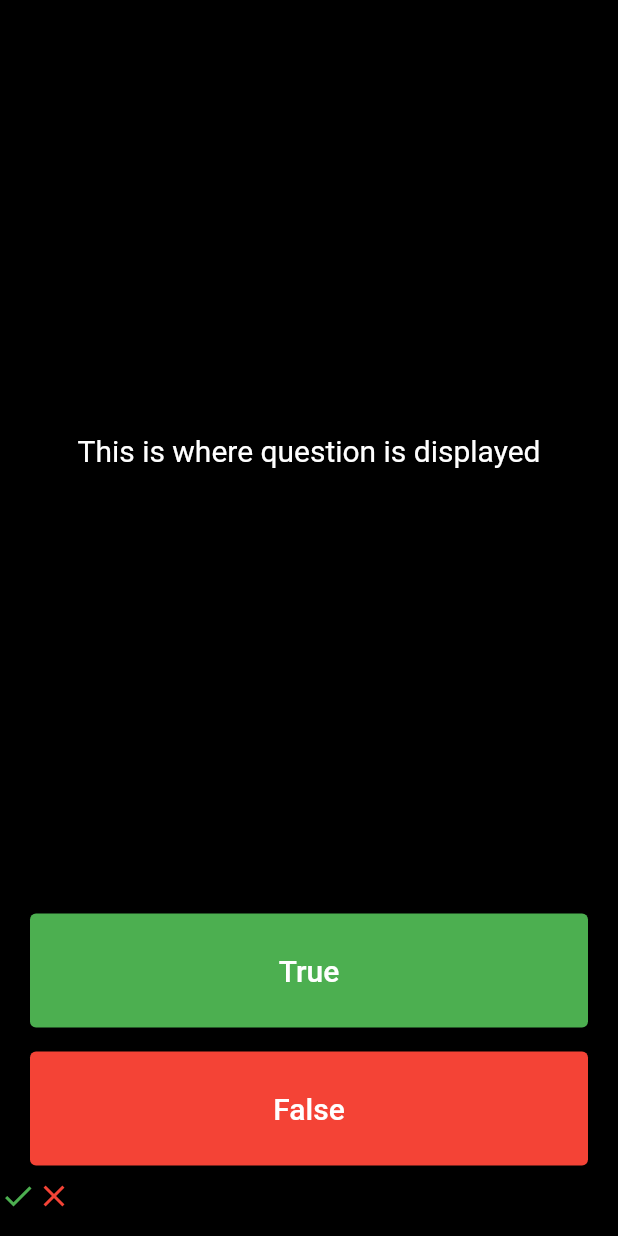
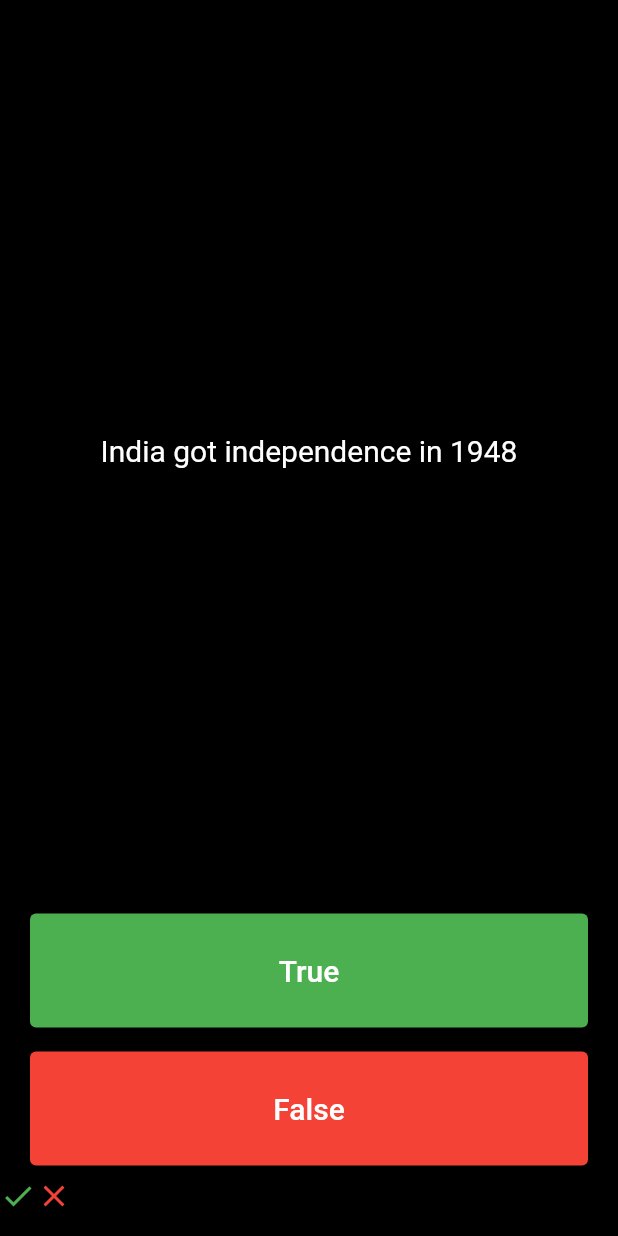
Before and after one commit to AdharshReghu/QuizzApp, a Flutter app: the screen it shows after launch, after a tap on "True", after a tap on "False", on a phone screen of 412 x 824 dp. Run offline on Flutter 3.47's test engine with Material 2 defaults, Android fonts, the phone set to English and light mode, and no system bars.

Commit message:
added question list answer list---scoretrackerror(last row to show check and cross ) is not working correctly in this commit--it is not providing output for every input

```diff
--- a/lib/main.dart
+++ b/lib/main.dart
@@ -13,6 +13,13 @@ class MyApp extends StatefulWidget {
 
 class _MyAppState extends State<MyApp> {
   List<Icon> iconlist = [];
+  List<String> questionlist = [
+    'Circles have infinite corners',
+    'Flutter is an easy framework to build both android and ios applications having different base code',
+    'India got independence in 1948'
+  ];
+  List<bool> Answers = [true, false, false];
+  int qnumber = 0;
   @override
   Widget build(BuildContext context) {
     return MaterialApp(
@@ -26,7 +33,8 @@ class _MyAppState extends State<MyApp> {
               Expanded(
                 child: Center(
                   child: Text(
-                    "This is where question is displayed",
+                    questionlist[qnumber],
+                    textAlign: TextAlign.center,
                     style: TextStyle(fontSize: 20, color: Colors.white),
                   ),
                 ),
@@ -35,11 +43,17 @@ class _MyAppState extends State<MyApp> {
                 padding: EdgeInsets.symmetric(vertical: 8, horizontal: 20),
                 child: TextButton(
                     onPressed: () {
+                      bool correctAns = Answers[qnumber];
                       setState(() {
-                        iconlist.add(Icon(
-                          Icons.check,
-                          color: Colors.green,
-                        ));
+                        if (correctAns == true) {
+                          iconlist.add(
+                            Icon(
+                              Icons.check,
+                              color: Colors.green,
+                            ),
+                          );
+                        }
+                        qnumber++;
                       });
                     },
                     style: ButtonStyle(
@@ -47,7 +61,7 @@ class _MyAppState extends State<MyApp> {
                             MaterialStateProperty.all(Colors.green),
                         foregroundColor:
                             MaterialStateProperty.all(Colors.white)),
-                    child: SizedBox(
+                    child: const SizedBox(
                       height: 60,
                       child: Center(
                           child: Text(
@@ -60,18 +74,24 @@ class _MyAppState extends State<MyApp> {
                 padding: EdgeInsets.symmetric(vertical: 8, horizontal: 20),
                 child: TextButton(
                     onPressed: () {
+                      bool correctAns = Answers[qnumber];
                       setState(() {
-                        iconlist.add(Icon(
-                          Icons.close,
-                          color: Colors.red,
-                        ));
+                        if (correctAns == false) {
+                          iconlist.add(
+                            Icon(
+                              Icons.close,
+                              color: Colors.red,
+                            ),
+                          );
+                        }
+                        qnumber++;
                       });
                     },
                     style: ButtonStyle(
                         backgroundColor: MaterialStateProperty.all(Colors.red),
                         foregroundColor:
                             MaterialStateProperty.all(Colors.white)),
-                    child: SizedBox(
+                    child: const SizedBox(
                       height: 60,
                       child: Center(
                           child: Text(
```
